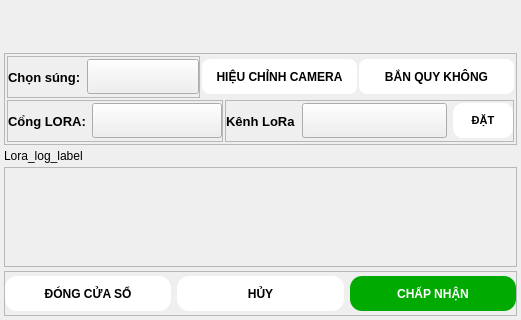
Before: the Qt Designer form assets/qt/setting.ui in Monkez/MBT03-bai2, drawn with Qt 5; both pictures show x 0 to 521 and y 277 to 597 of the 521 by 597 pixel window.
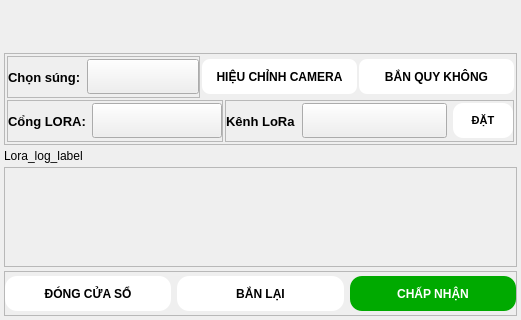
After: the same form once the commit is applied. Custom widgets are drawn as their Qt base class.

Commit message: fix: refine Q0 buttons and keep LoRa errors in settings

What changed in the file:
```diff
--- a/assets/qt/setting.ui
+++ b/assets/qt/setting.ui
@@ -737,7 +737,7 @@
 }</string>
         </property>
         <property name="text">
-         <string>HỦY</string>
+         <string>BẮN LẠI</string>
         </property>
         <property name="filledButton" stdset="0">
          <bool>true</bool>
```
Left out of the diff: 40 changed lines with no effect on the pictures. The commit also changes 5 other files.
